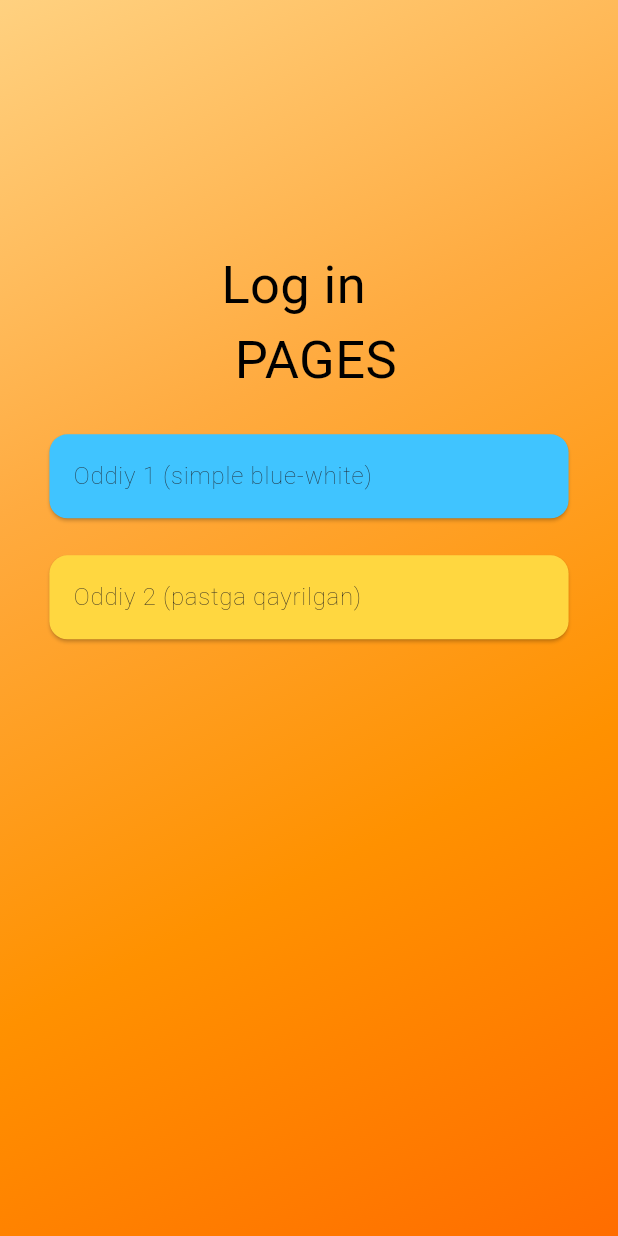
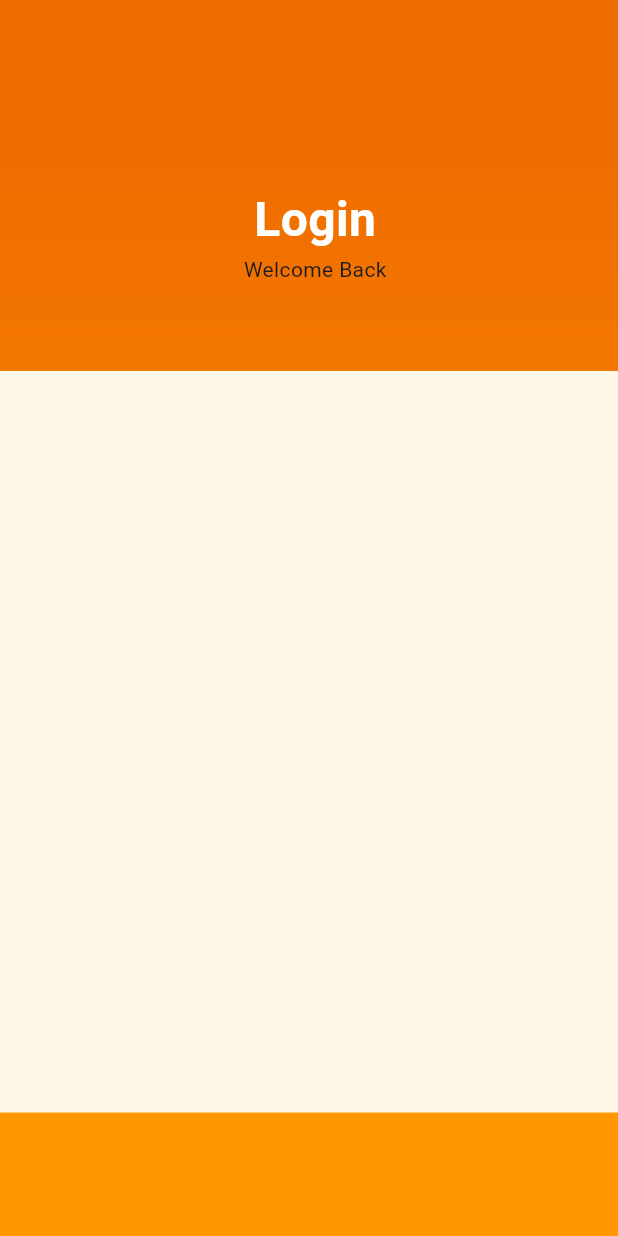
Before and after one commit to Ater-tech/LOGINUI, a Flutter app: the screen it shows after launch, after a tap on "Oddiy 2 (pastga qayrilgan)", on a phone screen of 412 x 824 dp. Run offline on Flutter 3.47's test engine with Material 3 defaults, Android fonts, the phone set to English and light mode, and no system bars; Roboto replaces fonts that are missing (Black_Ops, Playwrite).

Commit message:
curved ui

```diff
--- a/ui_templates/lib/home/home_page.dart
+++ b/ui_templates/lib/home/home_page.dart
@@ -1,4 +1,5 @@
 import 'package:flutter/material.dart';
+import 'package:ui_templates/log_in_pages/curved_ui/curved_down_ui.dart';
 import 'package:ui_templates/log_in_pages/simple_method/simple_blue.dart';
 
 class HomePage extends StatefulWidget {
@@ -73,7 +74,9 @@ class _HomeState extends State<HomePage> {
                 color: Colors.amberAccent,
                 child: ListTile(
                   title: Text("Oddiy 2 (pastga qayrilgan)", style: TextStyle(fontFamily: 'Black_Ops', fontWeight: FontWeight.w100)),
-                  onTap: () {},
+                  onTap: () {
+                    Navigator.push(context, MaterialPageRoute(builder: (context)=> CurvedDownUi()));
+                  },
                 ),
               ),
             ],
--- a/ui_templates/lib/log_in_pages/curved_ui/curved_down_ui.dart
+++ b/ui_templates/lib/log_in_pages/curved_ui/curved_down_ui.dart
@@ -0,0 +1,61 @@
+import 'package:flutter/material.dart';
+
+class CurvedDownUi extends StatefulWidget{
+  const CurvedDownUi({super.key});
+
+  @override
+  State<CurvedDownUi> createState() => _MyUIState();
+}
+
+class _MyUIState extends State<CurvedDownUi>{
+  @override
+  Widget build(BuildContext context){
+  final height = MediaQuery.sizeOf(context).height;
+  final width = MediaQuery.sizeOf(context).width;
+    return Scaffold(
+      body: Container(
+        height: height,
+        width: width,
+        decoration: BoxDecoration(
+          gradient: LinearGradient(colors: [
+            Colors.orange.shade800,
+            Colors.orange.shade700,
+            Colors.orange.shade600,
+            Colors.orange.shade500,
+          ],
+          stops: [0.1, 0.4, 0.7, 0.9],
+          begin: Alignment.topCenter,
+          end: Alignment.bottomCenter,
+          )
+        ),
+      child: Column(
+        children: [
+            Padding(padding: EdgeInsetsGeometry.only(
+              top: height*0.15,
+              left: width*0.02,
+              bottom: height*0.07),
+              child: Column(
+                children: [
+                  Text(
+                    "Login",
+                    style: TextStyle(
+                      color: Colors.white,
+                      fontWeight: FontWeight.bold,
+                      fontSize: 32),
+                      ),
+                  Text("Welcome Back"),
+                  ],
+              ),
+              ),
+          SingleChildScrollView(
+            child: Container(
+              height: height*0.6,
+              color: const Color(0xFFFFF8E7) // Cream,
+            ),
+          ),
+        ],
+      ),
+      ),
+    );
+  }
+}
```
